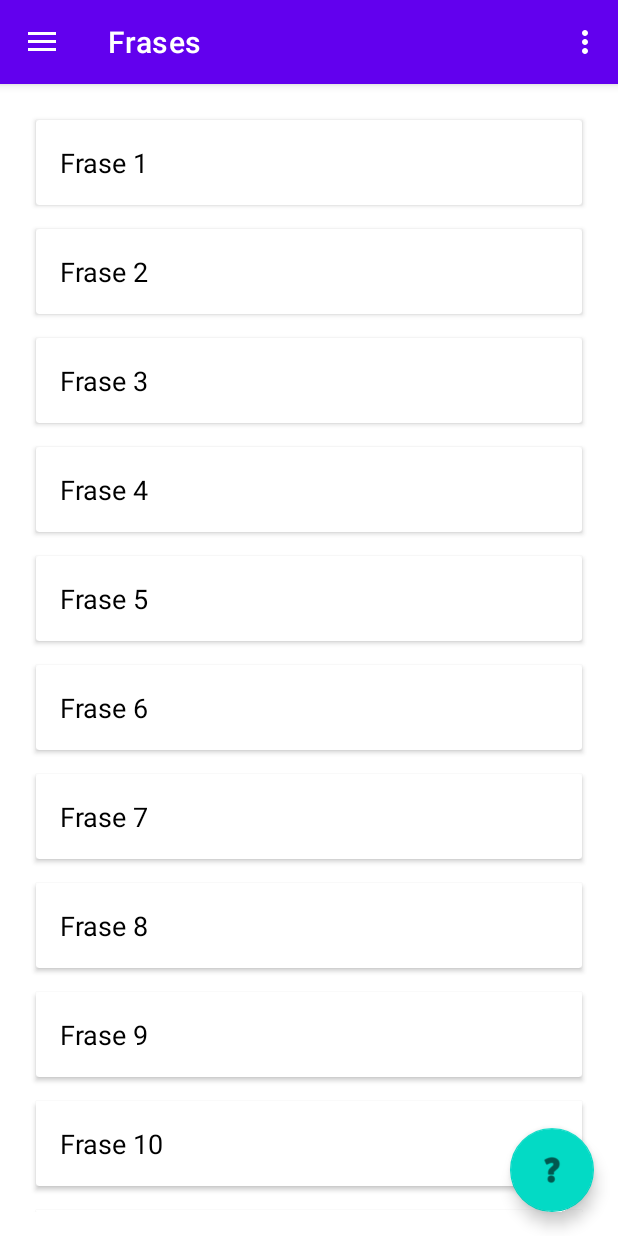
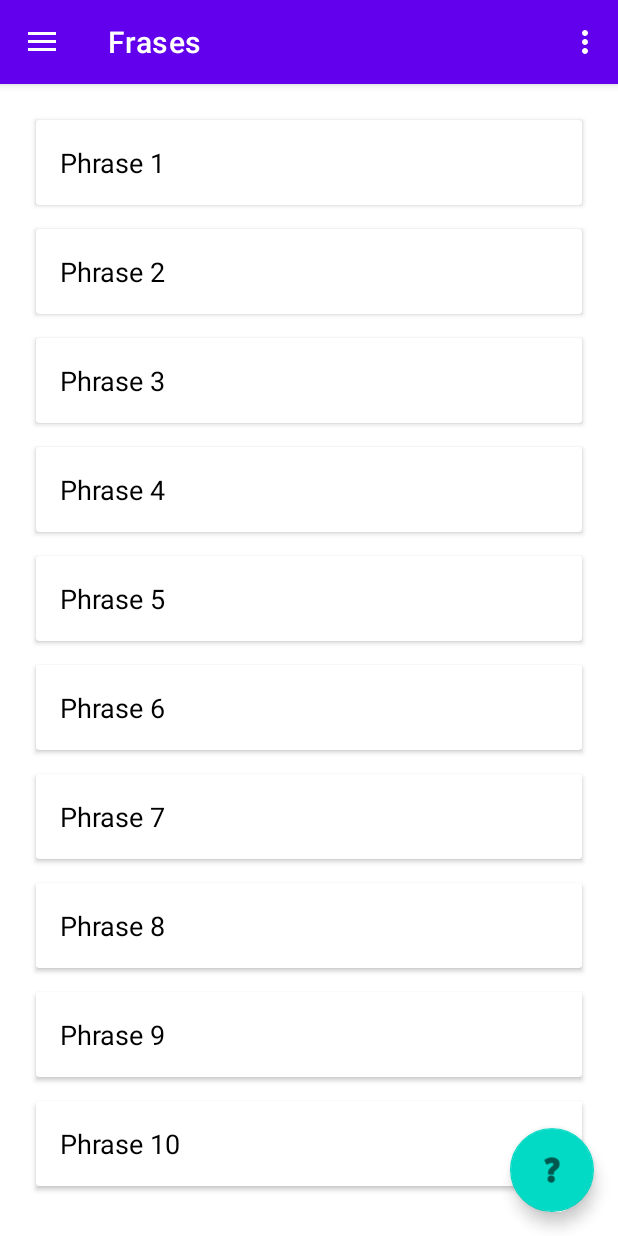
Before and after one commit to ElvisTV/arroz, an Android app: the screen it shows after launch (MainActivity), on a phone screen of 412 x 824 dp. Run offline under Robolectric (Android 15) with nearby library versions, the phone set to English and light mode, and no system bars; our stand-ins replace navigation-ui.

Commit message:
arreglo de objetos

```diff
--- a/app/src/main/java/com/elvistezen/arroz/ui/home/HomeFragment.java
+++ b/app/src/main/java/com/elvistezen/arroz/ui/home/HomeFragment.java
@@ -48,15 +48,21 @@ public class HomeFragment extends Fragment {
 
     // Método para cargar las frases
     private void loadPhrases() {
-        String[] phrases = {
-                "Frase 1", "Frase 2", "Frase 3", "Frase 4", "Frase 5",
-                "Frase 6", "Frase 7", "Frase 8", "Frase 9", "Frase 10",
-                "Frase 11", "Frase 12", "Frase 13", "Frase 14", "Frase 15",
-                "Frase 16", "Frase 17", "Frase 18", "Frase 19", "Frase 20"
+        Phrase[] phrases = {
+                new Phrase(1, "Autor 1", "Phrase 1", "Significado 1"),
+                new Phrase(2, "Autor 2", "Phrase 2", "Significado 2"),
+                new Phrase(3, "Autor 3", "Phrase 3", "Significado 3"),
+                new Phrase(4, "Autor 4", "Phrase 4", "Significado 4"),
+                new Phrase(5, "Autor 5", "Phrase 5", "Significado 5"),
+                new Phrase(6, "Autor 6", "Phrase 6", "Significado 6"),
+                new Phrase(7, "Autor 7", "Phrase 7", "Significado 7"),
+                new Phrase(8, "Autor 8", "Phrase 8", "Significado 8"),
+                new Phrase(9, "Autor 9", "Phrase 9", "Significado 9"),
+                new Phrase(10, "Autor 10", "Phrase 10", "Significado 10")
         };
 
-        for (String phrase : phrases) {
-            phraseList.add(new Phrase(phrase));
+        for (Phrase phrase : phrases) {
+            phraseList.add(phrase);
         }
     }
 
--- a/app/src/main/java/com/elvistezen/arroz/ui/home/Phrase.java
+++ b/app/src/main/java/com/elvistezen/arroz/ui/home/Phrase.java
@@ -1,13 +1,31 @@
 package com.elvistezen.arroz.ui.home;
 
 public class Phrase {
+    private int id;
+    private String author;
     private String phrase;
+    private String meaning;
 
-    public Phrase(String phrase) {
+    public Phrase(int id, String author, String phrase, String meaning) {
+        this.id = id;
+        this.author = author;
         this.phrase = phrase;
+        this.meaning = meaning;
+    }
+
+    public int getId() {
+        return id;
+    }
+
+    public String getAuthor() {
+        return author;
     }
 
     public String getPhrase() {
         return phrase;
     }
+
+    public String getMeaning() {
+        return meaning;
+    }
 }
```
